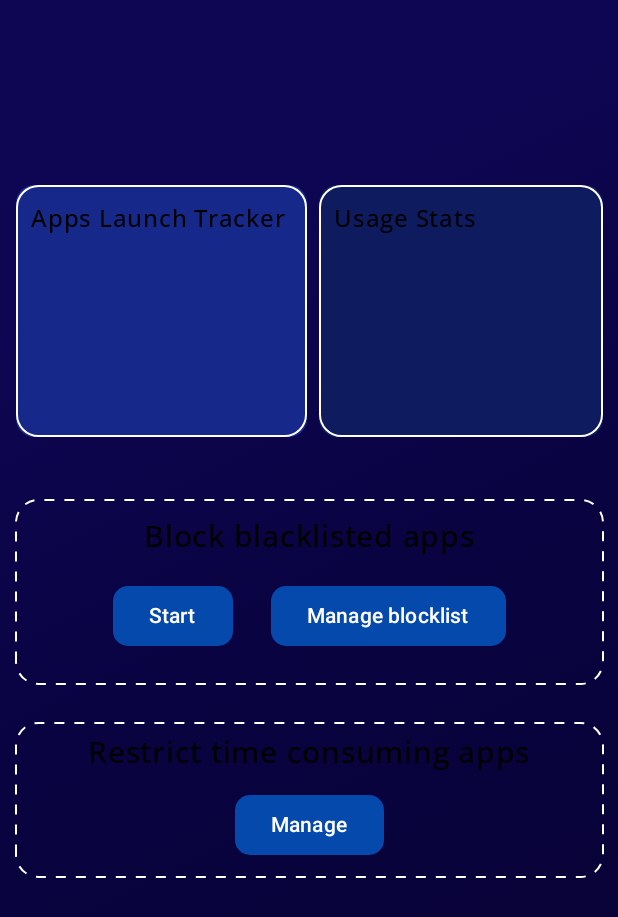
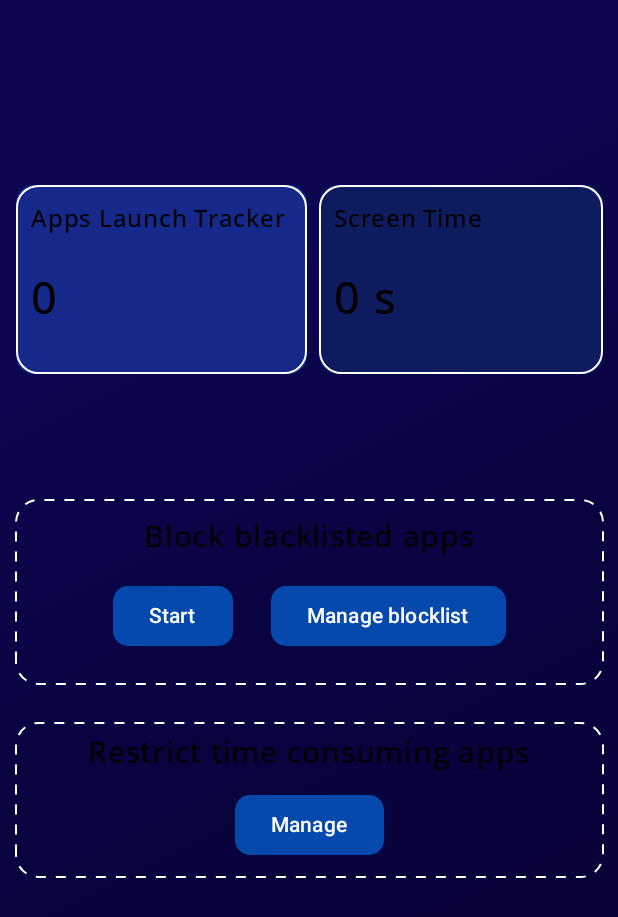
Before and after one commit to tudor21211/Focus., an Android app built with Jetpack Compose: the mainPageScreen screen opened through its navigation route, on a phone screen of 412 x 824 dp. Shown: the top 917 px of the screen. Run offline under Robolectric (Android 15) with nearby library versions, the light colour scheme and no system bars; our stand-ins replace accompanist.

Commit message:
added launch tracker and screen time/1 day in main page

```diff
--- a/app/src/main/java/com/example/focus/Model/Permissions/GetAppsFunctions.kt
+++ b/app/src/main/java/com/example/focus/Model/Permissions/GetAppsFunctions.kt
@@ -1,5 +1,6 @@
 package com.example.focus.Model.Permissions
 
+import android.app.usage.UsageStats
 import android.app.usage.UsageStatsManager
 import android.content.Context
 import android.content.pm.ApplicationInfo
@@ -13,7 +14,6 @@ import com.example.focus.Data.AppInfoDataNoTime
 import java.text.SimpleDateFormat
 import java.time.Duration
 import java.util.Calendar
-import java.util.concurrent.TimeUnit
 
 class GetAppsFunctions(
     private val packageManager: PackageManager,
@@ -22,11 +22,11 @@ class GetAppsFunctions(
 ) {
     private var nonSystemApps: List<ApplicationInfo> = listOf()
 
-    private fun getNonSystemApps(): List<ApplicationInfo> {
+     fun getNonSystemApps(): List<ApplicationInfo> {
         return nonSystemApps
     }
 
-    private fun getInstalledApps() {
+     fun getInstalledApps() {
         var listInstalledApps: List<ApplicationInfo> = packageManager.getInstalledApplications(
             PackageManager.GET_ACTIVITIES
         )
@@ -35,6 +35,8 @@ class GetAppsFunctions(
             (appInfo.flags and ApplicationInfo.FLAG_SYSTEM == 0) || (appInfo.packageName == "com.google.android.youtube") || (appInfo.packageName == "com.android.chrome")
         }
     }
+
+
 
 
     fun getTimeSpent(periodOfTimeInDays: Int): Map<String, Long> {
@@ -200,6 +202,42 @@ class GetAppsFunctions(
         return appInfoList.sortedByDescending { it.timeSpentLong }.take(5)
     }
 
+    fun getAppLaunchCount (packageName : String) : Int {
+
+        val calendar = Calendar.getInstance()
+        calendar.add(Calendar.DAY_OF_YEAR,-1)
+
+        val endTime = System.currentTimeMillis()
+        val startTime = calendar.timeInMillis
+
+        val usageStats = usageStatsManager.queryUsageStats(
+            UsageStatsManager.INTERVAL_DAILY,
+            startTime,
+            endTime
+        )
+
+        var launchCount = 0
+        val mLaunchCount = UsageStats::class.java.getDeclaredField("mLaunchCount")
+
+
+        for (usageStat in usageStats) {
+            if (usageStat.packageName == packageName)
+            launchCount = mLaunchCount[usageStat] as Int
+        }
+        return launchCount
+
+    }
+
+
+    fun allAppsLaunchTracker ( nonSystemApps : List<ApplicationInfo>) : Int {
+
+        var totalLaunches = 0
+
+        for (info in nonSystemApps) {
+            totalLaunches += getAppLaunchCount(info.packageName)
+        }
+        return totalLaunches
+    }
 
 
 }
--- a/app/src/main/java/com/example/focus/Presentation/Screens/Landing/TimeSpentScreen.kt
+++ b/app/src/main/java/com/example/focus/Presentation/Screens/Landing/TimeSpentScreen.kt
@@ -32,6 +32,7 @@ import androidx.compose.material3.OutlinedCard
 import androidx.compose.material3.Text
 import androidx.compose.material3.TextField
 import androidx.compose.runtime.Composable
+import androidx.compose.runtime.SideEffect
 import androidx.compose.runtime.getValue
 import androidx.compose.runtime.mutableStateOf
 import androidx.compose.runtime.remember
@@ -47,6 +48,7 @@ import com.example.focus.Data.AppInfoData
 import com.example.focus.Model.Permissions.GetAppsFunctions
 import com.example.focus.Presentation.Screens.MainPage.ScreensMainPage
 import com.google.accompanist.drawablepainter.rememberDrawablePainter
+import com.google.accompanist.systemuicontroller.rememberSystemUiController
 
 @RequiresApi(Build.VERSION_CODES.O)
 @Composable
@@ -56,6 +58,12 @@ fun timeSpentScreen(
     navController: NavController
 ) {
 
+    val systemUiController = rememberSystemUiController()
+
+    SideEffect {
+        systemUiController.setSystemBarsColor(Color(0xFF111416))
+        systemUiController.setNavigationBarColor(Color.Black)
+    }
 
     val appInfoList = remember {
         GetAppsFunctions(
--- a/app/src/main/java/com/example/focus/Presentation/Screens/MainPage/MainPageScreen.kt
+++ b/app/src/main/java/com/example/focus/Presentation/Screens/MainPage/MainPageScreen.kt
@@ -1,5 +1,9 @@
 package com.example.focus.Presentation.Screens.MainPage
 
+import android.app.usage.UsageStatsManager
+import android.content.Context
+import android.os.Build
+import androidx.annotation.RequiresApi
 import androidx.compose.foundation.BorderStroke
 import androidx.compose.foundation.background
 import androidx.compose.foundation.border
@@ -27,19 +31,24 @@ import androidx.compose.ui.graphics.Brush
 import androidx.compose.ui.graphics.Color
 import androidx.compose.ui.graphics.PathEffect
 import androidx.compose.ui.graphics.drawscope.Stroke
+import androidx.compose.ui.platform.LocalContext
 import androidx.compose.ui.text.font.Font
 import androidx.compose.ui.text.font.FontFamily
 import androidx.compose.ui.unit.dp
 import androidx.compose.ui.unit.sp
 import androidx.navigation.NavController
+import com.example.focus.Model.Permissions.GetAppsFunctions
 import com.example.focus.Presentation.Screens.Landing.Screen
 import com.example.focus.R
 import com.google.accompanist.systemuicontroller.rememberSystemUiController
 
+@RequiresApi(Build.VERSION_CODES.O)
 @Composable
 fun mainPageScreen(navController: NavController) {
 
     val systemUiController = rememberSystemUiController()
+    val context = LocalContext.current
+
     val colorStops = arrayOf(
         0.2f to Color(0xFF0E0653),
         0.5f to Color(0xFF090341),
@@ -54,6 +63,18 @@ fun mainPageScreen(navController: NavController) {
         width = 2f,
         pathEffect = PathEffect.dashPathEffect(floatArrayOf(10f, 10f), 0f)
     )
+
+    val functions = GetAppsFunctions(
+        context.packageManager,
+        context.getSystemService(Context.USAGE_STATS_SERVICE) as UsageStatsManager,
+        context
+    )
+    val time = functions.getTimeSpent(0)
+    var totalTimeInMillis = functions.getTotalTimeSpent(time)
+
+    functions.getInstalledApps()
+
+    val launchCount = functions.allAppsLaunchTracker(functions.getNonSystemApps())
 
     Column(
         modifier = Modifier
@@ -80,16 +101,25 @@ fun mainPageScreen(navController: NavController) {
                             shape = RoundedCornerShape(15.dp)
                         )
                         .fillMaxWidth(.5f)
-                        .fillMaxHeight(.8f),
+                        .fillMaxHeight(.6f),
                     colors = CardDefaults.cardColors(
                         containerColor = Color(0xFF16288A)
                     )
                 ) {
                     Text(
-                        text = "Apps Launch Tracker",
+                        text = "Apps Launch Tracker ",
                         modifier = Modifier.padding(10.dp),
                         fontFamily = FontFamily(Font(R.font.opensans_res))
                     )
+
+                    Text(
+                        text = "$launchCount ",
+                        modifier = Modifier.padding(10.dp),
+                        fontFamily = FontFamily(Font(R.font.opensans_res)),
+                        fontSize = 30.sp
+                    )
+
+
                 }
 
                 Card(
@@ -100,15 +130,22 @@ fun mainPageScreen(navController: NavController) {
                             shape = RoundedCornerShape(15.dp)
                         )
                         .fillMaxWidth(1f)
-                        .fillMaxHeight(.8f),
+                        .fillMaxHeight(.6f),
                     colors = CardDefaults.cardColors(
                         containerColor = Color(0xFF0E1B5F)
                     )
                 ) {
                     Text(
-                        text = "Usage Stats",
+                        text = "Screen Time ",
                         modifier = Modifier.padding(10.dp),
                         fontFamily = FontFamily(Font(R.font.opensans_res))
+                    )
+
+                    Text(
+                        text = totalTimeInMillis,
+                        modifier = Modifier.padding(10.dp),
+                        fontFamily = FontFamily(Font(R.font.opensans_res)),
+                        fontSize = 30.sp
                     )
                 }
             }
--- a/app/src/main/java/com/example/focus/Presentation/Screens/Quiz/QuizScreen.kt
+++ b/app/src/main/java/com/example/focus/Presentation/Screens/Quiz/QuizScreen.kt
@@ -66,7 +66,6 @@ import kotlin.math.sqrt
 
 @Composable
 fun quizScreen(navController : NavController){
-    val nav = 5
     val systemUiController = rememberSystemUiController()
     val colorStops = arrayOf(
         0.2f to Color(0xFF6353F3),
```
